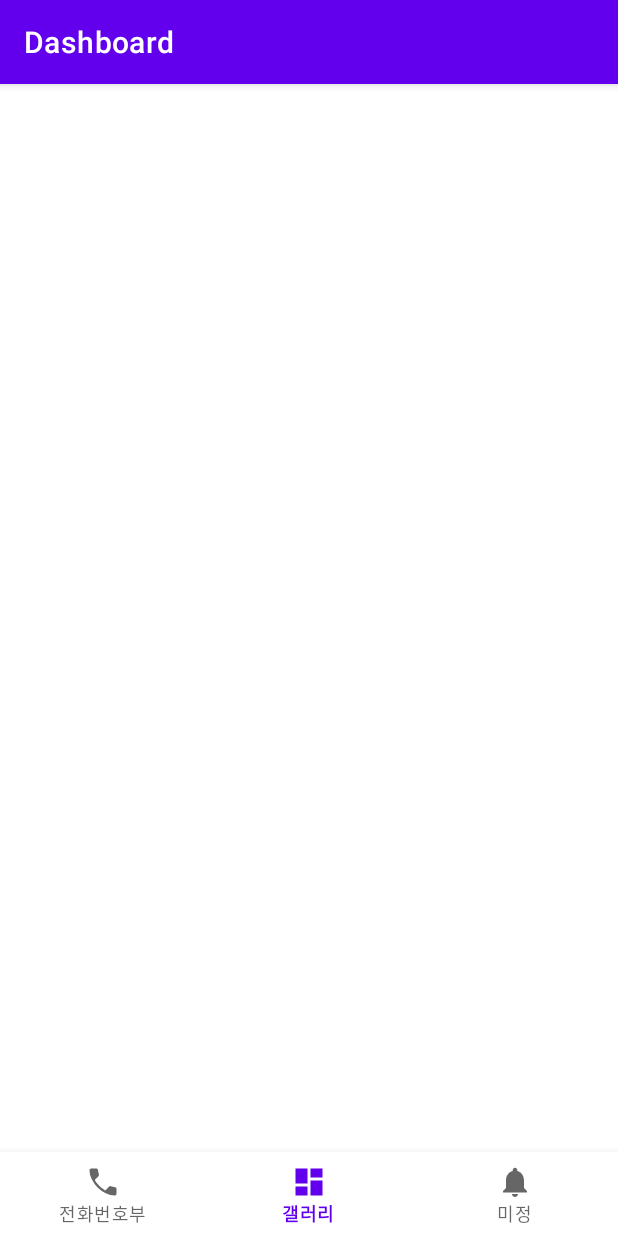
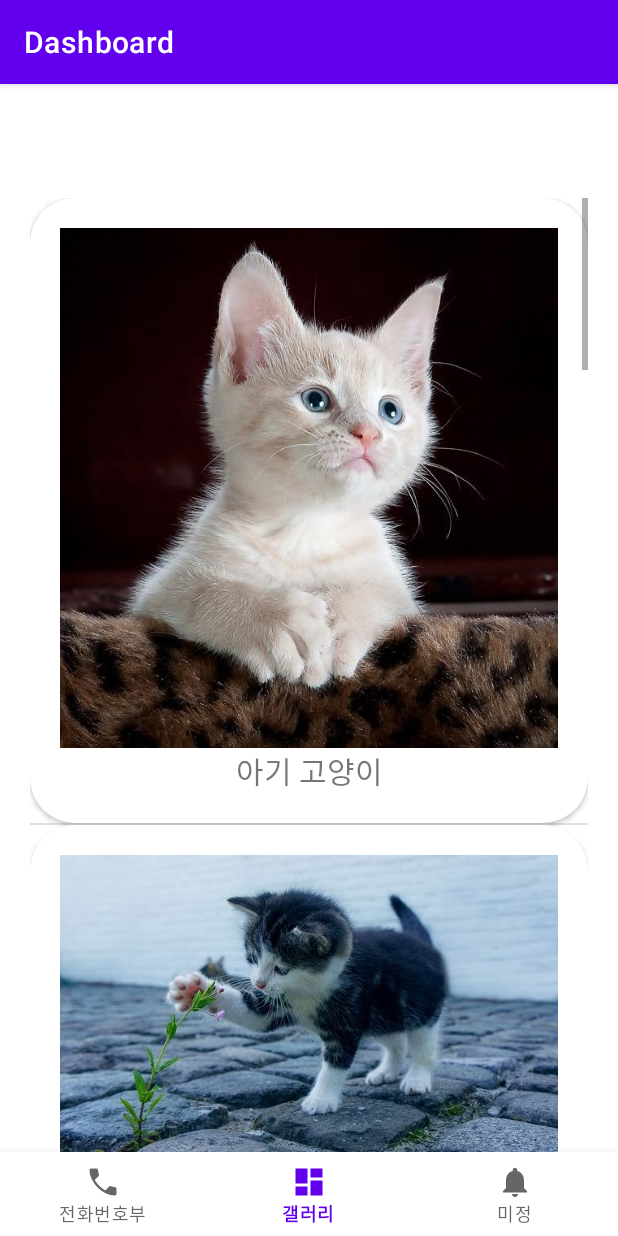
Before and after one commit to hyunseo-k/hw1, an Android app: the DashboardFragment screen opened through its navigation route, on a phone screen of 412 x 824 dp. Run offline under Robolectric (Android 15) with nearby library versions, the phone set to English and light mode, and no system bars; our stand-ins replace navigation-ui.

Commit message:
gallary tab minimum requirement finished

```diff
--- a/app/build.gradle
+++ b/app/build.gradle
@@ -53,4 +53,8 @@ dependencies {
     // ------- cardView 사용 위해 추가
     implementation "androidx.cardview:cardview:1.0.0"
     // -----------------------------
+    // ----- glide : 원하는 경로의 이미지 불러오도록 도와주는 라이브러리
+    implementation 'com.github.bumptech.glide:glide:4.13.0'
+    annotationProcessor 'com.github.bumptech.glide:compiler:4.13.0'
+    // ----------------------------------------------------------
 }
--- /dev/null
+++ b/app/src/main/assets/images.json
@@ -0,0 +1,13 @@
+[
+  {"src":  "img0", "text":  "아기 고양이"},
+  {"src":  "img1", "text":  "또 아기 고양이"},
+  {"src":  "img2", "text":  "동물 가족(?)"},
+  {"src":  "img3", "text":  "보호색 고양이"},
+  {"src":  "img4", "text":  "행복한 웰시코기"},
+  {"src":  "img5", "text":  "아기 리트리버"},
+  {"src":  "img6", "text":  "밤하늘과 늑대"},
+  {"src":  "img7", "text":  "달에 걸터앉은 아이"},
+  {"src":  "img8", "text":  "햇살이 비친다"},
+  {"src":  "img9", "text":  "집이 예쁘다"},
+  {"src":  "img10", "text":  "산디과 넙죽이"}
+]
--- a/app/src/main/java/com/example/hw1/ui/dashboard/DashboardFragment.java
+++ b/app/src/main/java/com/example/hw1/ui/dashboard/DashboardFragment.java
@@ -1,32 +1,103 @@
 package com.example.hw1.ui.dashboard;
 
 import android.os.Bundle;
+import android.util.Log;
 import android.view.LayoutInflater;
 import android.view.View;
 import android.view.ViewGroup;
+import android.widget.ListView;
 import android.widget.TextView;
 
 import androidx.annotation.NonNull;
 import androidx.fragment.app.Fragment;
 import androidx.lifecycle.ViewModelProvider;
 
+import com.example.hw1.R;
 import com.example.hw1.databinding.FragmentDashboardBinding;
+
+import org.json.JSONArray;
+import org.json.JSONException;
+import org.json.JSONObject;
+
+import java.io.InputStream;
+import java.sql.Array;
+import java.util.ArrayList;
+import java.util.List;
 
 public class DashboardFragment extends Fragment {
 
     private FragmentDashboardBinding binding;
+    private ListView listView;
+    private MyGallaryAdapter myGallaryAdapter;
+    private ArrayList<MyData> dataList;
 
     public View onCreateView(@NonNull LayoutInflater inflater,
         ViewGroup container, Bundle savedInstanceState) {
-        //DashboardViewModel dashboardViewModel =
-        //new ViewModelProvider(this).get(DashboardViewModel.class);
+//        //DashboardViewModel dashboardViewModel =
+//        //new ViewModelProvider(this).get(DashboardViewModel.class);
+//
+//        //binding = FragmentDashboardBinding.inflate(inflater, container, false);
+//        View root = binding.getRoot();
+//
+//        final TextView textView = binding.textDashboard;
+//        //dashboardViewModel.getText().observe(getViewLifecycleOwner(), textView::setText);
+//        return root;
+        View root = inflater.inflate(R.layout.fragment_dashboard, container, false);
 
-        binding = FragmentDashboardBinding.inflate(inflater, container, false);
-        View root = binding.getRoot();
+        listView = root.findViewById(R.id.gallary_list);
 
-        final TextView textView = binding.textDashboard;
-        //dashboardViewModel.getText().observe(getViewLifecycleOwner(), textView::setText);
+        try {
+            this.initializeData();
+        } catch (JSONException e) {
+            throw new RuntimeException(e);
+        }
+
+
+        myGallaryAdapter = new MyGallaryAdapter(this.getContext(), dataList);
+        listView.setAdapter(myGallaryAdapter);
+
         return root;
+
+
+    }
+
+    public void initializeData() throws JSONException {
+        dataList = new ArrayList<MyData>();
+
+        String json = "";
+
+        try {
+            InputStream inputStream = requireContext().getAssets().open("images.json");
+            int fileSize = inputStream.available();
+
+            byte[] buffer = new byte[fileSize];
+            inputStream.read(buffer);
+            inputStream.close();
+
+            json = new String(buffer, "UTF-8");
+            Log.d("json", json);
+
+        } catch (Exception e) {
+            e.printStackTrace();
+        }
+
+        try {
+            JSONArray jsonArray = new JSONArray(json);
+            for (int i = 0; i < jsonArray.length(); i++) {
+                JSONObject jsonObject = jsonArray.getJSONObject(i);
+
+                MyData myData = new MyData(null, null);
+                myData.setSrc(jsonObject.getString("src"));
+                myData.setText(jsonObject.getString("text"));
+                dataList.add(myData);
+            }
+            //listView.setAdapter(myGallaryAdapter);
+        } catch (Exception e) {
+            e.printStackTrace();
+        }
+
+
+
     }
 
     @Override
--- /dev/null
+++ b/app/src/main/java/com/example/hw1/ui/dashboard/MyData.java
@@ -0,0 +1,28 @@
+package com.example.hw1.ui.dashboard;
+
+public class MyData {
+    String img_src;
+    String img_text;
+
+    public MyData(String img_src, String img_text) {
+        this.img_src = img_src;
+        this.img_text = img_text;
+    }
+
+    public String getSrc() {
+        return this.img_src;
+    }
+
+    public String getText() {
+        return this.img_text;
+    }
+
+    public void setSrc(String img_src) {
+        this.img_src = img_src;
+    }
+
+    public void setText(String img_text) {
+        this.img_text = img_text;
+    }
+
+}
--- /dev/null
+++ b/app/src/main/java/com/example/hw1/ui/dashboard/MyGallaryAdapter.java
@@ -0,0 +1,67 @@
+package com.example.hw1.ui.dashboard;
+
+//import static androidx.appcompat.graphics.drawable.DrawableContainerCompat.Api21Impl.getResources;
+
+import android.content.Context;
+import android.graphics.drawable.Drawable;
+import android.view.LayoutInflater;
+import android.view.View;
+import android.view.ViewGroup;
+import android.widget.BaseAdapter;
+import android.widget.ImageView;
+import android.widget.TextView;
+
+import com.bumptech.glide.Glide;
+import com.example.hw1.R;
+import com.example.hw1.R.id;
+
+import java.util.ArrayList;
+
+public class MyGallaryAdapter extends BaseAdapter {
+    Context mContext = null;
+    LayoutInflater mLayoutInflater = null;
+    ArrayList<MyData> dataList;
+
+    public MyGallaryAdapter(Context context, ArrayList<MyData> data) {
+        mContext = context;
+        dataList = data;
+        mLayoutInflater = LayoutInflater.from(mContext);
+    }
+
+
+    @Override
+    public int getCount() {
+        return dataList.size();
+    }
+
+    @Override
+    public Object getItem(int i) {
+        return dataList.get(i);
+    }
+
+    @Override
+    public long getItemId(int i) {
+        return i;
+    }
+
+    @Override
+    public View getView(int i, View converView, ViewGroup parent) {
+        View view = mLayoutInflater.inflate(R.layout.layout_gallary_list_item, null);
+
+        ImageView imageView = (ImageView) view.findViewById(id.gallary_img);
+        TextView textView = (TextView) view.findViewById(id.gallary_text);
+
+        String img_src = dataList.get(i).getSrc();
+        int img_id = mContext.getResources().getIdentifier(img_src, "drawable", mContext.getPackageName());
+
+
+        Glide.with(mContext)
+                .load(img_id)
+                .into(imageView);
+
+        textView.setText(dataList.get(i).getText());
+
+
+        return view;
+    }
+}
--- a/app/src/main/java/com/example/hw1/ui/dashboard/MyModel.kt
+++ /dev/null
@@ -1,6 +0,0 @@
-package com.example.hw1.ui.dashboard
-
-class MyModel (var img_name: String? = null, var img: String? = null){
-
-
-}
--- a/app/src/main/java/com/example/hw1/ui/dashboard/MyRecyclerAdapter.kt
+++ /dev/null
@@ -1,4 +0,0 @@
-package com.example.hw1.ui.dashboard
-
-class MyRecyclerAdapter {
-}
--- a/app/src/main/res/layout/fragment_dashboard.xml
+++ b/app/src/main/res/layout/fragment_dashboard.xml
@@ -21,12 +21,13 @@
         app:layout_constraintEnd_toEndOf="parent"
         app:layout_constraintStart_toStartOf="parent"
         app:layout_constraintTop_toTopOf="parent" />
-    <androidx.recyclerview.widget.RecyclerView
-        android:id="@+id/my_recycler_view"
+
+    <ListView
+        android:id="@+id/gallary_list"
         android:layout_width="match_parent"
         android:layout_height="match_parent"
-        >
-
-
-    </androidx.recyclerview.widget.RecyclerView>
+        app:layout_constraintBottom_toBottomOf="parent"
+        app:layout_constraintEnd_toEndOf="parent"
+        app:layout_constraintStart_toStartOf="parent"
+        app:layout_constraintTop_toTopOf="parent" />
 </androidx.constraintlayout.widget.ConstraintLayout>
--- a/app/src/main/res/layout/layout_gallary_recycler_item.xml
+++ b/app/src/main/res/layout/layout_gallary_list_item.xml
@@ -9,7 +9,8 @@
         android:layout_width="match_parent"
         android:layout_height="wrap_content"
         android:orientation="vertical"
-        android:padding="20dp">
+        android:padding="20dp"
+        >
         <ImageView
             android:id="@+id/gallary_img"
             android:layout_width="match_parent"
```
Also changed, not shown: app/src/main/res/drawable/img10.jpg (added).
